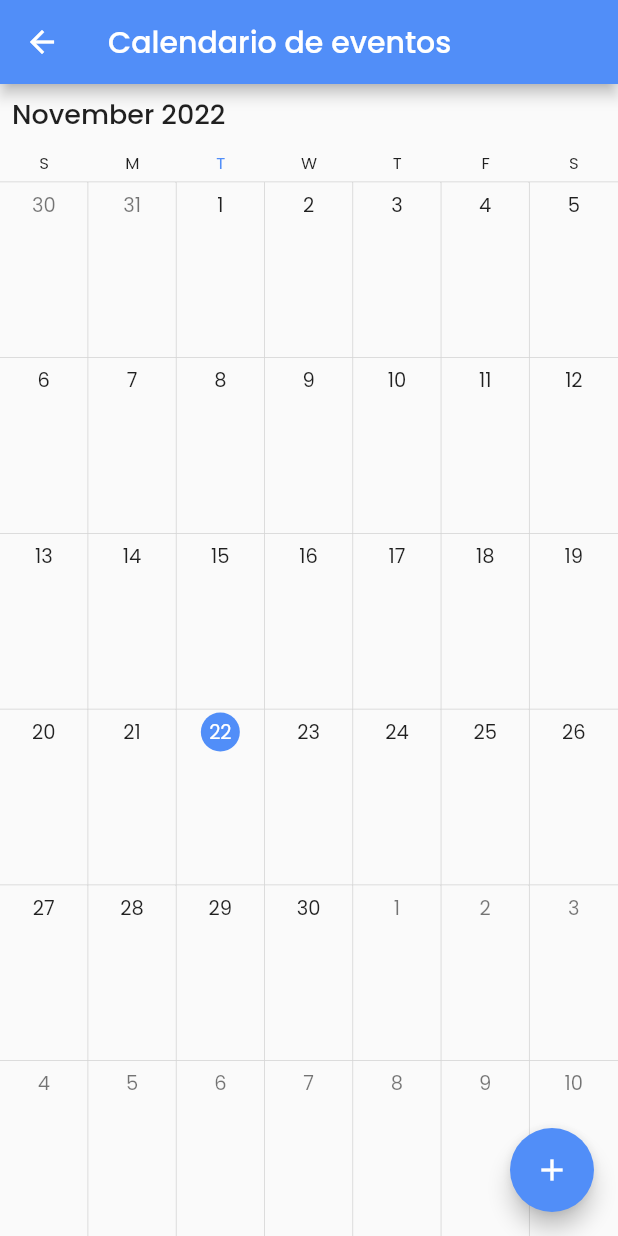
After one commit to EleoRomario/proyecto_final, a Flutter app: the TeacherAttendance screen opened by its route, after a tap on "Calendario", on a phone screen of 412 x 824 dp. The commit adds this screen. Run offline on Flutter 3.47's test engine with Material 2 defaults, Android fonts, the light colour scheme and no system bars; drawn by our look-alikes of syncfusion_flutter_calendar; our stand-ins replace cloud_firestore, file_picker, firebase_auth, firebase_core, google_sign_in; accounts and stored records are empty; network calls fail.

Commit message:
Calendario

```diff
--- /dev/null
+++ b/lib/models/event.dart
@@ -0,0 +1,21 @@
+import 'dart:ui';
+
+import 'package:flutter/material.dart';
+
+class Event {
+  final String titulo;
+  final String descripcion;
+  final DateTime fechaDe;
+  final DateTime fechaA;
+  final Color backgroundColor;
+  final bool isAllDay;
+
+  const Event({
+    required this.titulo,
+    required this.descripcion,
+    required this.fechaDe,
+    required this.fechaA,
+    this.backgroundColor = Colors.blue,
+    this.isAllDay = false,
+  });
+}
--- /dev/null
+++ b/lib/models/event_data_source.dart
@@ -0,0 +1,42 @@
+import 'package:flutter/animation.dart';
+import 'package:proyecto_final/models/event.dart';
+import 'package:syncfusion_flutter_calendar/calendar.dart';
+
+class EventDataSource extends CalendarDataSource {
+  EventDataSource(List<Event> appointments) {
+    this.appointments = appointments;
+  }
+
+  Event gtEvent(int index) => appointments![index] as Event;
+
+  @override
+  DateTime getStartTime(int index) {
+    return gtEvent(index).fechaDe;
+  }
+
+  @override
+  DateTime getEndTime(int index) {
+    return gtEvent(index).fechaA;
+  }
+
+  @override
+  String getSubject(int index) {
+    return gtEvent(index).titulo;
+  }
+
+  @override
+  Color getColor(int index) {
+    return gtEvent(index).backgroundColor;
+  }
+
+  @override
+  bool isAllDay(int index) {
+    return gtEvent(index).isAllDay;
+  }
+
+  @override
+  String getNotes(int index) {
+    return gtEvent(index).descripcion;
+  }
+
+}
--- a/lib/screens/teacher/teacher_attendance.dart
+++ b/lib/screens/teacher/teacher_attendance.dart
@@ -224,17 +224,20 @@ class _TeacherAttendanceState extends State<TeacherAttendance> {
                                     width: 10,
                                   ),
                                   Expanded(
-                                      child: Container(
-                                          height: 100,
-                                          padding: const EdgeInsets.all(20),
-                                          decoration: BoxDecoration(
-                                              color: ColorConstants.blue,
-                                              border: Border.all(
-                                                  color: ColorConstants.blue,
-                                                  width: 1),
+                                      child: ElevatedButton(
+                                          onPressed: () {
+                                            Navigator.pushNamed(
+                                                context, '/teacher/calendar');
+                                          },
+                                          style: ElevatedButton.styleFrom(
+                                            padding: const EdgeInsets.all(23),
+                                            backgroundColor:
+                                                ColorConstants.blue,
+                                            shape: RoundedRectangleBorder(
                                               borderRadius:
-                                                  const BorderRadius.all(
-                                                      Radius.circular(10))),
+                                                  BorderRadius.circular(10),
+                                            ),
+                                          ),
                                           child: Column(
                                             crossAxisAlignment:
                                                 CrossAxisAlignment.center,
--- /dev/null
+++ b/lib/screens/teacher/teacher_calendar.dart
@@ -0,0 +1,31 @@
+import 'package:flutter/material.dart';
+import 'package:provider/provider.dart';
+import 'package:proyecto_final/models/event.dart';
+import 'package:proyecto_final/src/provider/event_provider.dart';
+import 'package:proyecto_final/widgets/calendar.dart';
+
+class TeacherCalendar extends StatefulWidget {
+  const TeacherCalendar({ Key? key }) : super(key: key);
+
+  @override
+  _TeacherCalendarState createState() => _TeacherCalendarState();
+}
+
+class _TeacherCalendarState extends State<TeacherCalendar> {
+
+  @override
+  Widget build(BuildContext context) {
+    return Scaffold(
+      appBar: AppBar(
+        title: const Text('Calendario de eventos'),
+      ),
+      body: const Calendar(),
+      floatingActionButton: FloatingActionButton(
+        onPressed: () {
+          Navigator.pushNamed(context, '/teacher/new_event');
+        },
+        child: const Icon(Icons.add),
+      ),
+    );
+  }
+}
--- /dev/null
+++ b/lib/src/provider/event_provider.dart
@@ -0,0 +1,13 @@
+import 'package:flutter/cupertino.dart';
+import 'package:proyecto_final/models/event.dart';
+
+class EventProvider extends ChangeNotifier {
+  final List<Event> _events = [];
+
+  List<Event> get events => _events;
+
+  void addEvent(Event event) {
+    _events.add(event);
+    notifyListeners();
+  }
+}
--- /dev/null
+++ b/lib/widgets/calendar.dart
@@ -0,0 +1,26 @@
+import 'package:flutter/material.dart';
+import 'package:provider/provider.dart';
+import 'package:proyecto_final/models/event_data_source.dart';
+import 'package:proyecto_final/src/provider/event_provider.dart';
+import 'package:syncfusion_flutter_calendar/calendar.dart';
+class Calendar extends StatefulWidget {
+  const Calendar({ Key? key }) : super(key: key);
+
+  @override
+  _CalendarState createState() => _CalendarState();
+}
+
+class _CalendarState extends State<Calendar> {
+  @override
+  Widget build(BuildContext context) {
+
+    final events = Provider.of<EventProvider>(context).events;
+    return Scaffold(
+      body: SfCalendar(
+        view: CalendarView.month,
+        dataSource: EventDataSource(events),
+        initialDisplayDate: DateTime.now(),
+      ),
+    );
+  }
+}
--- a/pubspec.yaml
+++ b/pubspec.yaml
@@ -43,6 +43,7 @@ dependencies:
   firebase_core: ^2.3.0
   cloud_firestore: ^4.1.0
   provider: ^6.0.4
+  syncfusion_flutter_calendar: ^20.3.58
 
 dev_dependencies:
   flutter_test:
```
Also changed, not shown: lib/main.dart (+17 -5 lines), lib/screens/student/student_calendar.dart (added, +25 -0 lines), lib/screens/student/student_main.dart (+10 -9 lines), lib/screens/teacher/teacher_new_event.dart (added, +228 -0 lines), lib/src/utils/utils.dart (added, +23 -0 lines), pubspec.lock.
